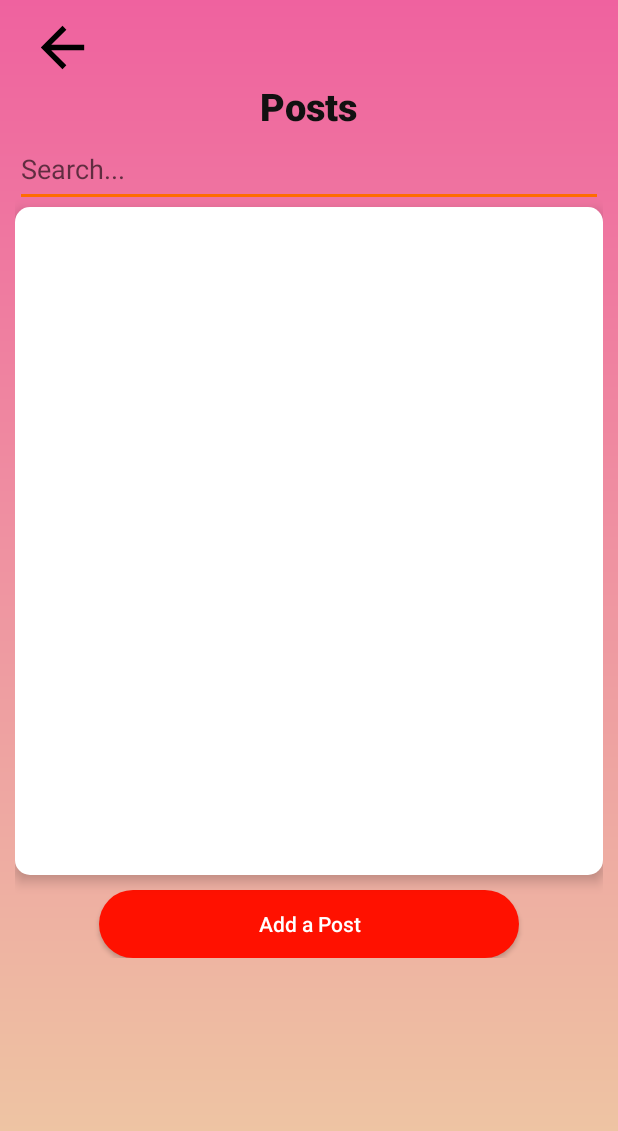
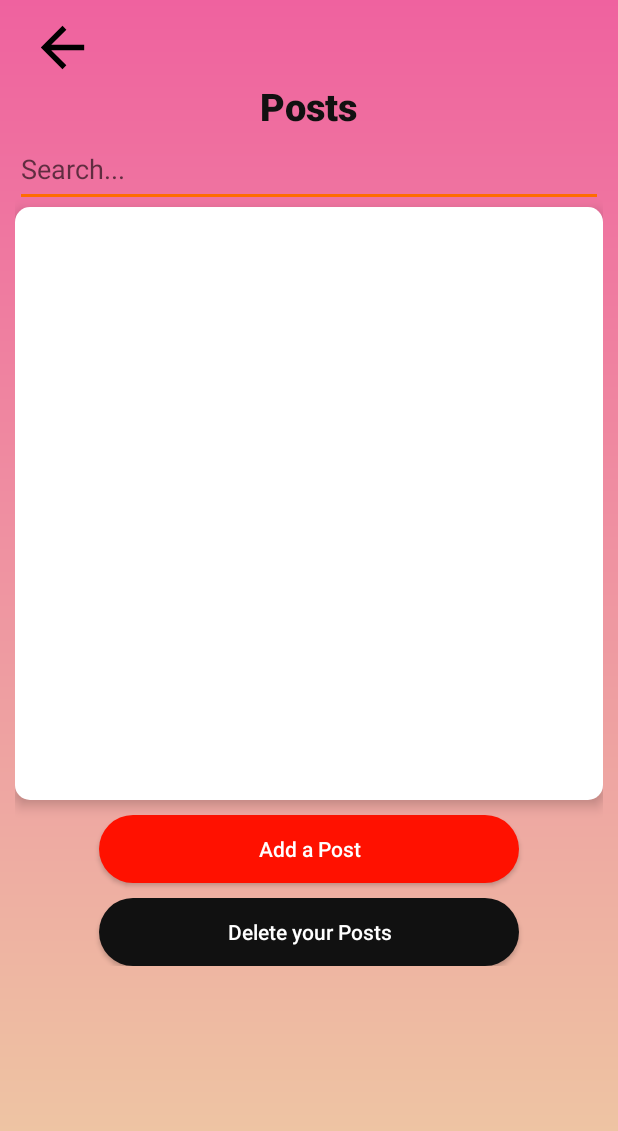
Before and after one commit to mohammedmiah99/Android-Fitness-Application, an Android app: the BlogActivity screen opened directly, with no data from a screen before it, on a phone screen of 412 x 824 dp. Shown: the top 1131 px of the screen. Run offline under Robolectric (Android 15) with nearby library versions, the phone set to English and light mode, and no system bars; our stand-ins replace Firebase (no records; nobody signed in at launch, a user with empty details on screens opened directly); libraries missing offline, so code that uses them is left out: com.firebase.client; 1 statement that could not run was skipped.

Commit message:
third commit

```diff
--- a/app/build.gradle
+++ b/app/build.gradle
@@ -2,6 +2,12 @@ apply plugin: 'com.android.application'
 apply plugin: 'com.google.gms.google-services'
 android {
     compileSdkVersion 28
+    lintOptions {
+        checkReleaseBuilds false
+        // Or, if you prefer, you can continue to check for errors in release builds,
+        // but continue the build even when errors are found:
+        abortOnError false
+    }
     defaultConfig {
         applicationId "com.miah.myfitapp"
         minSdkVersion 19
--- a/app/src/main/java/com/miah/myfitapp/BlogActivity.java
+++ b/app/src/main/java/com/miah/myfitapp/BlogActivity.java
@@ -8,6 +8,7 @@ import android.os.Bundle;
 import android.text.Editable;
 import android.text.TextUtils;
 import android.text.TextWatcher;
+import android.util.Log;
 import android.view.View;
 import android.widget.AdapterView;
 import android.widget.ArrayAdapter;
@@ -25,6 +26,7 @@ import com.google.firebase.database.DataSnapshot;
 import com.google.firebase.database.DatabaseError;
 import com.google.firebase.database.DatabaseReference;
 import com.google.firebase.database.FirebaseDatabase;
+import com.google.firebase.database.Query;
 import com.google.firebase.database.ValueEventListener;
 
 import java.util.ArrayList;
@@ -32,16 +34,17 @@ import java.util.ArrayList;
 public class BlogActivity extends AppCompatActivity {
 
     private EditText searchfilter;
-    private Button btn_submit;
+    private Button btn_submit, btn_del;
     private ImageView btnBack98;
     private ListView listView;
     FirebaseAuth auth;
     FirebaseUser user;
-    DatabaseReference reference;
+    DatabaseReference reference, reference11, reference12;
     private ArrayList<String> arrayList = new ArrayList<>();
     private ArrayList<String> al = new ArrayList<>();
     private ArrayList<String> a2 = new ArrayList<>();
     private ArrayList<String> a3 = new ArrayList<>();
+    String emailchange;
 
     private ArrayAdapter<String> adapter;
 
@@ -50,12 +53,28 @@ public class BlogActivity extends AppCompatActivity {
         super.onCreate(savedInstanceState);
         setContentView(R.layout.activity_blog);
 
+        btn_del = findViewById(R.id.btn_del);
         searchfilter = findViewById(R.id.searchfilter);
         btnBack98 = findViewById(R.id.btn_back98);
         btn_submit = findViewById(R.id.btn_submit);
         listView = findViewById(R.id.listviewNote);
         reference = FirebaseDatabase.getInstance().getReference("blog");
         adapter = new ArrayAdapter<>(this,android.R.layout.simple_list_item_1,arrayList);
+
+        auth = FirebaseAuth.getInstance();
+        user = auth.getCurrentUser();
+        reference11 = FirebaseDatabase.getInstance().getReference().child("User").child(user.getUid());
+        reference11.addValueEventListener(new ValueEventListener() {
+            @Override
+            public void onDataChange(@NonNull DataSnapshot dataSnapshot) {
+                emailchange = dataSnapshot.child("email").getValue().toString();
+            }
+
+            @Override
+            public void onCancelled(@NonNull DatabaseError databaseError) {
+
+            }
+        });
 
         reference.addValueEventListener(new ValueEventListener() {
             @Override
@@ -128,6 +147,30 @@ public class BlogActivity extends AppCompatActivity {
 
             }
         });
+        btn_del.setOnClickListener(new View.OnClickListener() {
+            @Override
+            public void onClick(View v) {
+                DatabaseReference ref = FirebaseDatabase.getInstance().getReference();
+                Query query = ref.child("blog").orderByChild("email").equalTo(emailchange);
+
+                query.addListenerForSingleValueEvent(new ValueEventListener() {
+                    @Override
+                    public void onDataChange(DataSnapshot dataSnapshot) {
+                        for (DataSnapshot Snapshot: dataSnapshot.getChildren()) {
+                            Snapshot.getRef().removeValue();
+                        }
+                    }
+
+                    @Override
+                    public void onCancelled(DatabaseError databaseError) {
+
+                    }
+                });
+                Intent intToMain = new Intent(BlogActivity.this, HomeActivity.class);
+                startActivity(intToMain);
+
+            }
+        });
 
     }
 
--- a/app/src/main/res/layout/activity_blog.xml
+++ b/app/src/main/res/layout/activity_blog.xml
@@ -15,7 +15,7 @@
         android:orientation="vertical"
         android:gravity="center">
         <ImageView
-            android:src="@drawable/ic_arrow_back_black_24dp"
+            app:srcCompat="@drawable/ic_arrow_back_black_24dp"
             android:id="@+id/btn_back98"
             android:layout_width="63dp"
             android:layout_height="43dp"
@@ -38,7 +38,7 @@
         <ListView
             android:id="@+id/listviewNote"
             android:layout_width="match_parent"
-            android:layout_height="445dp"
+            android:layout_height="395dp"
             android:hint=" Title"
             android:paddingLeft="15dp"
             android:inputType="text"
@@ -56,6 +56,16 @@
             android:layout_marginTop="10dp"
             android:elevation="5dp"
             android:background="@drawable/btn4"/>
+        <Button
+            android:id="@+id/btn_del"
+            android:layout_width="280dp"
+            android:layout_height="45dp"
+            android:text="Delete your Posts"
+            android:textColor="@color/whitecolor"
+            android:textAllCaps="false"
+            android:layout_marginTop="10dp"
+            android:elevation="5dp"
+            android:background="@drawable/joinbtn"/>
 
     </LinearLayout>
 
```
Also changed, not shown: app/src/main/res/values/strings.xml (+8 -8 lines).
